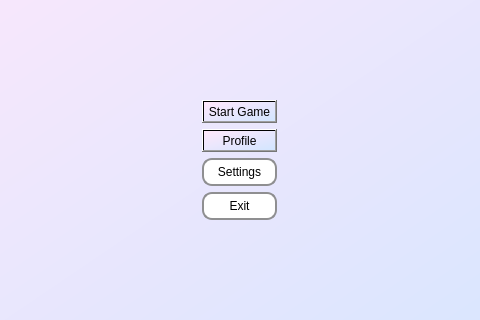
Before: the Qt Designer form Skribbl App/ClientGUI/userwindow.ui in codralexandra/ProjectModernCpp-Particular-Science, drawn with Qt 5; both pictures show x 140 to 620 and y 99 to 419 of the 759 by 517 pixel window.
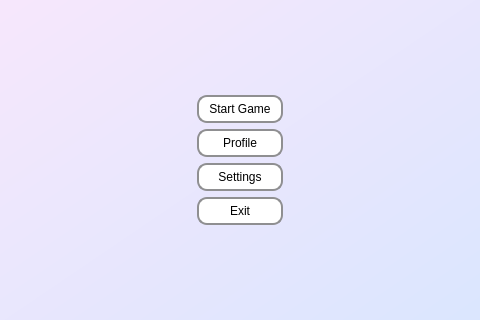
After: the same form once the commit is applied.

Commit message: Cleaned up GUI, removed mute button (to be fixed or left removed)

Patch:
```diff
--- a/Skribbl App/ClientGUI/userwindow.ui
+++ b/Skribbl App/ClientGUI/userwindow.ui
@@ -48,7 +48,7 @@
      <item>
       <widget class="QPushButton" name="startGameButton">
        <property name="styleSheet">
-        <string notr="true">#startLoginButton {
+        <string notr="true">#startGameButton {
     background-color: white;
     border: 2px solid #8f8f91;
     border-radius: 10px;
@@ -72,7 +72,7 @@
      <item>
       <widget class="QPushButton" name="profileButton">
        <property name="styleSheet">
-        <string notr="true">#startRegisterButton {
+        <string notr="true">#profileButton {
     background-color: white;
     border: 2px solid #8f8f91;
     border-radius: 10px;
```
Left out of the diff: 8 changed lines with no effect on the pictures. The commit also changes 8 other files.
